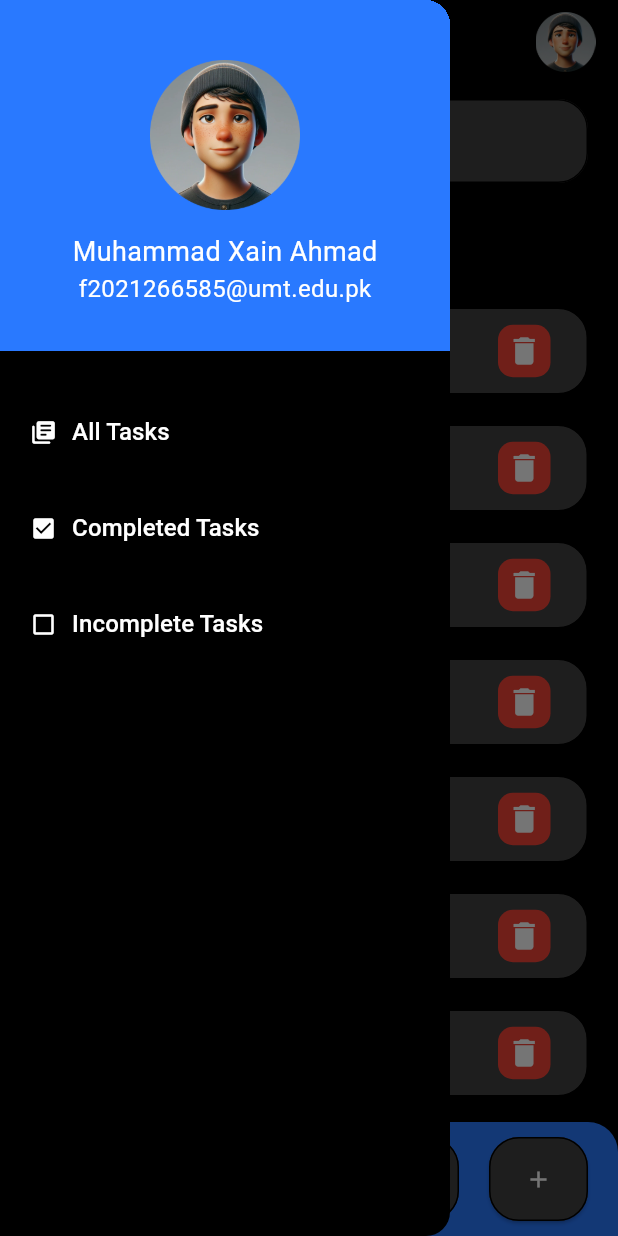
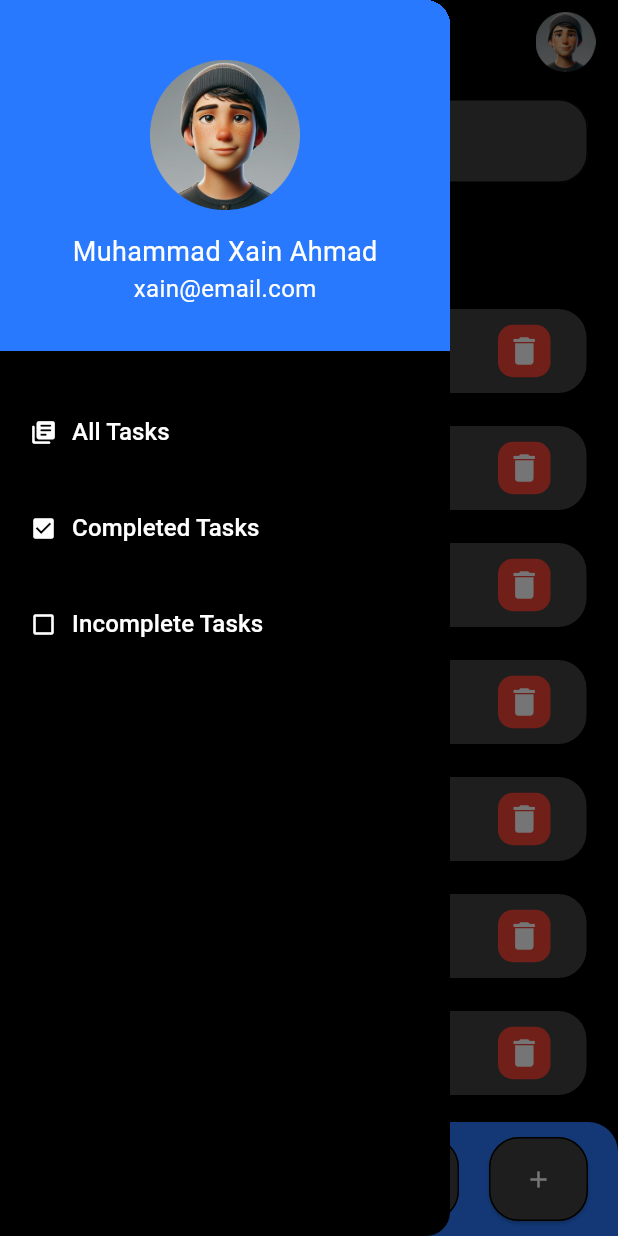
Before and after one commit to muhammadXainAhmad/todo_app_flutter, a Flutter app: the screen it shows after launch, with the side drawer open, on a phone screen of 412 x 824 dp. Run offline on Flutter 3.47's test engine with Material 3 defaults, Android fonts, the phone set to English and light mode, and no system bars.

Commit message:
Added screenshots

```diff
--- a/lib/Views/home.dart
+++ b/lib/Views/home.dart
@@ -121,7 +121,7 @@ class _MyToDoItemState extends State<MyToDoItem> {
                       style: TextStyle(color: txtClr, fontSize: 18),
                     ),
                     const Text(
-                      'f2021266585@umt.edu.pk',
+                      'xain@email.com',
                       style: TextStyle(color: txtClr, fontSize: 16),
                     ),
                     const SizedBox(height: 30),
```
Also changed, not shown: 4 other files.
